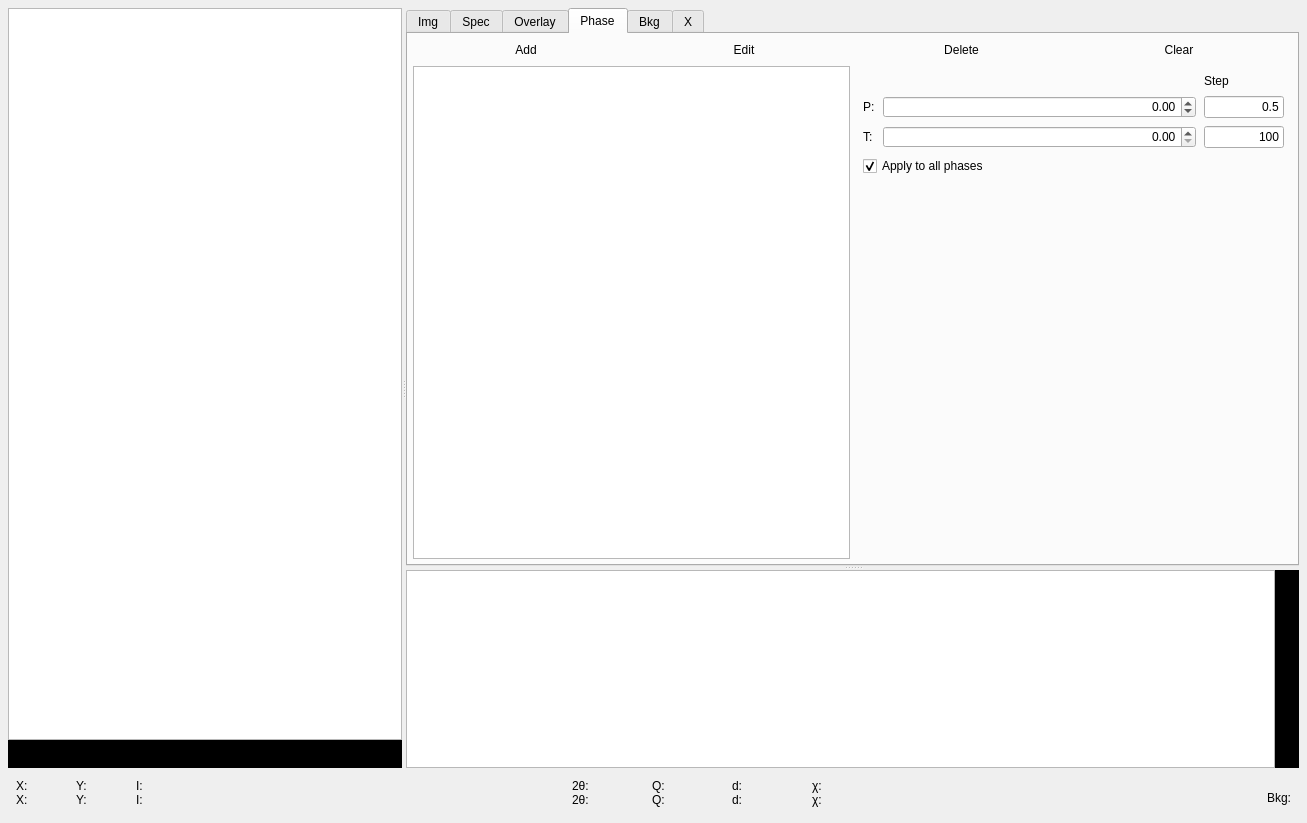
Qt form Dioptas_main/UiFiles/Integration.ui (Dioptas/Dioptas) before a commit.
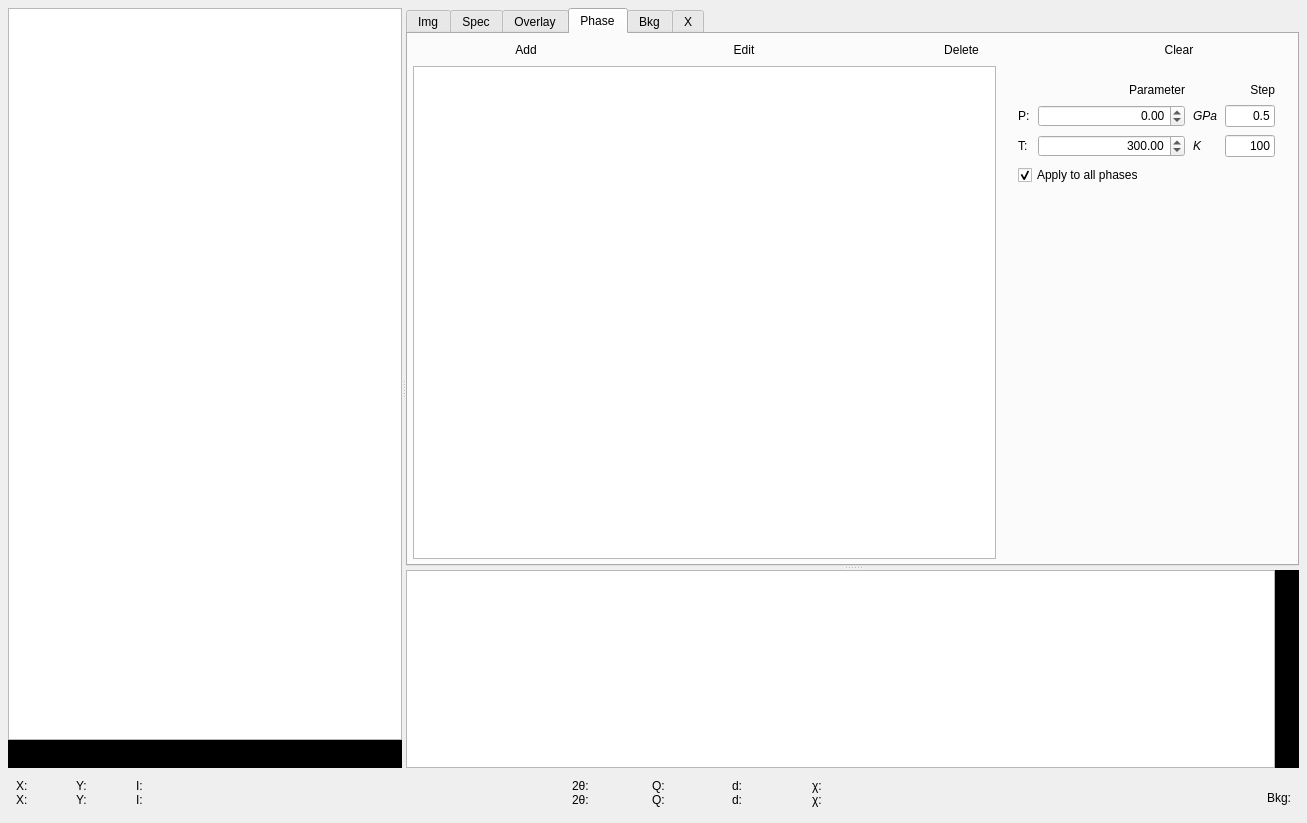
The same form after that commit. Custom widgets are drawn as their Qt base class.

Diff of the .ui file:
```diff
--- a/Dioptas_main/UiFiles/Integration.ui
+++ b/Dioptas_main/UiFiles/Integration.ui
@@ -1030,12 +1030,18 @@
           </layout>
          </item>
          <item>
-          <layout class="QHBoxLayout" name="horizontalLayout_9">
+          <layout class="QHBoxLayout" name="horizontalLayout_9" stretch="2,1">
            <property name="spacing">
             <number>5</number>
            </property>
            <item>
             <widget class="QTableWidget" name="phase_tw">
+             <property name="minimumSize">
+              <size>
+               <width>350</width>
+               <height>0</height>
+              </size>
+             </property>
              <property name="editTriggers">
               <set>QAbstractItemView::DoubleClicked|QAbstractItemView::EditKeyPressed</set>
              </property>
@@ -1049,13 +1055,13 @@
               <bool>false</bool>
              </property>
              <property name="columnCount">
-              <number>3</number>
+              <number>5</number>
              </property>
              <attribute name="horizontalHeaderVisible">
               <bool>false</bool>
              </attribute>
              <attribute name="horizontalHeaderStretchLastSection">
-              <bool>true</bool>
+              <bool>false</bool>
              </attribute>
              <attribute name="verticalHeaderVisible">
               <bool>false</bool>
@@ -1063,9 +1069,18 @@
              <column/>
              <column/>
              <column/>
+             <column/>
+             <column/>
             </widget>
            </item>
            <item>
+            <widget class="QWidget" name="" native="true">
+             <property name="maximumSize">
+              <size>
+               <width>350</width>
+               <height>16777215</height>
+              </size>
+             </property>
             <layout class="QVBoxLayout" name="verticalLayout_7">
              <item>
               <layout class="QGridLayout" name="gridLayout_2">
@@ -1075,11 +1090,14 @@
                <property name="spacing">
                 <number>8</number>
                </property>
-               <item row="0" column="2">
+                <item row="0" column="3">
                 <widget class="QLabel" name="label_6">
                  <property name="text">
                   <string>Step</string>
                  </property>
+                  <property name="alignment">
+                   <set>Qt::AlignRight|Qt::AlignTrailing|Qt::AlignVCenter</set>
+                  </property>
                 </widget>
                </item>
                <item row="1" column="0">
@@ -1091,6 +1109,9 @@
                </item>
                <item row="1" column="1">
                 <widget class="QDoubleSpinBox" name="phase_pressure_sb">
+                  <property name="enabled">
+                   <bool>true</bool>
+                  </property>
                  <property name="sizePolicy">
                   <sizepolicy hsizetype="Expanding" vsizetype="Fixed">
                    <horstretch>0</horstretch>
@@ -1099,10 +1120,16 @@
                  </property>
                  <property name="minimumSize">
                   <size>
-                   <width>110</width>
+                    <width>0</width>
                    <height>0</height>
                   </size>
                  </property>
+                  <property name="maximumSize">
+                   <size>
+                    <width>99999</width>
+                    <height>16777215</height>
+                   </size>
+                  </property>
                  <property name="sizeIncrement">
                   <size>
                    <width>2</width>
@@ -1123,17 +1150,17 @@
                  </property>
                 </widget>
                </item>
-               <item row="1" column="2">
+                <item row="1" column="3">
                 <widget class="QLineEdit" name="phase_pressure_step_txt">
                  <property name="sizePolicy">
-                  <sizepolicy hsizetype="MinimumExpanding" vsizetype="Fixed">
+                   <sizepolicy hsizetype="Expanding" vsizetype="Fixed">
                    <horstretch>0</horstretch>
                    <verstretch>0</verstretch>
                   </sizepolicy>
                  </property>
                  <property name="maximumSize">
                   <size>
-                   <width>80</width>
+                    <width>50</width>
                    <height>16777215</height>
                   </size>
                  </property>
@@ -1154,6 +1181,12 @@
                </item>
                <item row="2" column="1">
                 <widget class="QDoubleSpinBox" name="phase_temperature_sb">
+                  <property name="maximumSize">
+                   <size>
+                    <width>16777215</width>
+                    <height>16777215</height>
+                   </size>
+                  </property>
                  <property name="alignment">
                   <set>Qt::AlignRight|Qt::AlignTrailing|Qt::AlignVCenter</set>
                  </property>
@@ -1163,9 +1196,12 @@
                  <property name="singleStep">
                   <double>100.000000000000000</double>
                  </property>
-                </widget>
-               </item>
-               <item row="2" column="2">
+                  <property name="value">
+                   <double>300.000000000000000</double>
+                  </property>
+                 </widget>
+                </item>
+                <item row="2" column="3">
                 <widget class="QLineEdit" name="phase_temperature_step_txt">
                  <property name="sizePolicy">
                   <sizepolicy hsizetype="MinimumExpanding" vsizetype="Fixed">
@@ -1175,7 +1211,7 @@
                  </property>
                  <property name="maximumSize">
                   <size>
-                   <width>80</width>
+                    <width>50</width>
                    <height>16777215</height>
                   </size>
                  </property>
@@ -1187,7 +1223,7 @@
                  </property>
                 </widget>
                </item>
-               <item row="3" column="0" colspan="3">
+                <item row="3" column="0" colspan="4">
                 <widget class="QCheckBox" name="phase_apply_to_all_cb">
                  <property name="text">
                   <string>Apply to all phases</string>
@@ -1197,6 +1233,33 @@
                  </property>
                 </widget>
                </item>
+                <item row="1" column="2">
+                 <widget class="QLabel" name="label_7">
+                  <property name="text">
+                   <string>&lt;i&gt;GPa&lt;/i&gt;</string>
+                  </property>
+                  <property name="textFormat">
+                   <enum>Qt::RichText</enum>
+                  </property>
+                 </widget>
+                </item>
+                <item row="2" column="2">
+                 <widget class="QLabel" name="label_8">
+                  <property name="text">
+                   <string>&lt;i&gt;K&lt;/i&gt;</string>
+                  </property>
+                 </widget>
+                </item>
+                <item row="0" column="1">
+                 <widget class="QLabel" name="label_9">
+                  <property name="text">
+                   <string>Parameter</string>
+                  </property>
+                  <property name="alignment">
+                   <set>Qt::AlignRight|Qt::AlignTrailing|Qt::AlignVCenter</set>
+                  </property>
+                 </widget>
+                </item>
               </layout>
              </item>
              <item>
@@ -1213,6 +1276,7 @@
               </spacer>
              </item>
             </layout>
+            </widget>
            </item>
           </layout>
          </item>
```
Left out of the diff: 29 changed lines with no effect on the pictures. Lines whose indentation alone changed are shown as unchanged.
